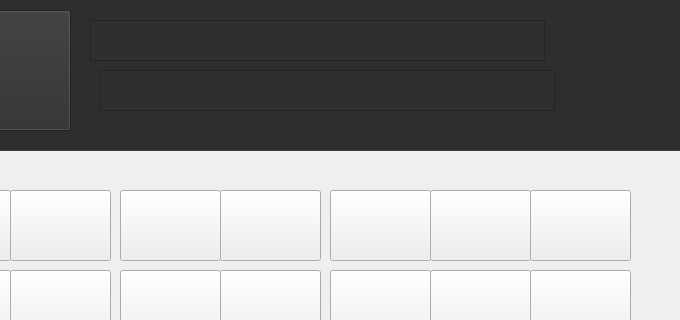
This is ZombieVSPlants/plants.ui in parnianghaisari/Plants-vs.-Zombies-Game as Qt 5 draws it before an edit; both pictures show x 760 to 1440 and y 0 to 320 of the 1440 by 742 pixel window. The edited form follows.
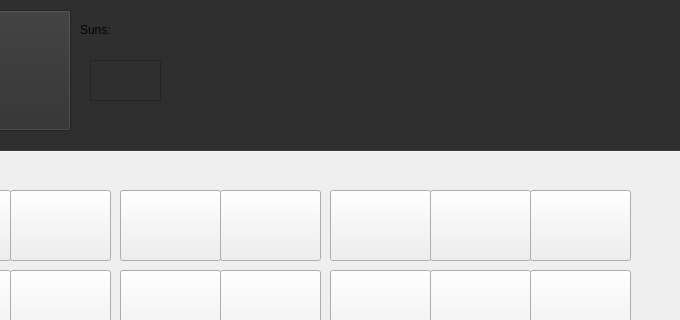
This is the edited form.

```diff
--- a/ZombieVSPlants/plants.ui
+++ b/ZombieVSPlants/plants.ui
@@ -121,25 +121,28 @@
       <string/>
      </property>
     </widget>
-    <widget class="QTextEdit" name="textEdit_2">
-     <property name="geometry">
-      <rect>
-       <x>870</x>
-       <y>100</y>
-       <width>455</width>
-       <height>41</height>
-      </rect>
-     </property>
-    </widget>
     <widget class="QTextEdit" name="textEdit">
      <property name="geometry">
       <rect>
        <x>860</x>
+       <y>90</y>
+       <width>71</width>
+       <height>41</height>
+      </rect>
+     </property>
+    </widget>
+    <widget class="QLabel" name="label_2">
+     <property name="geometry">
+      <rect>
+       <x>850</x>
        <y>50</y>
-       <width>455</width>
-       <height>41</height>
+       <width>63</width>
+       <height>20</height>
       </rect>
      </property>
+     <property name="text">
+      <string>Suns:</string>
+     </property>
     </widget>
    </widget>
    <widget class="QPushButton" name="pushButton_13">
```
